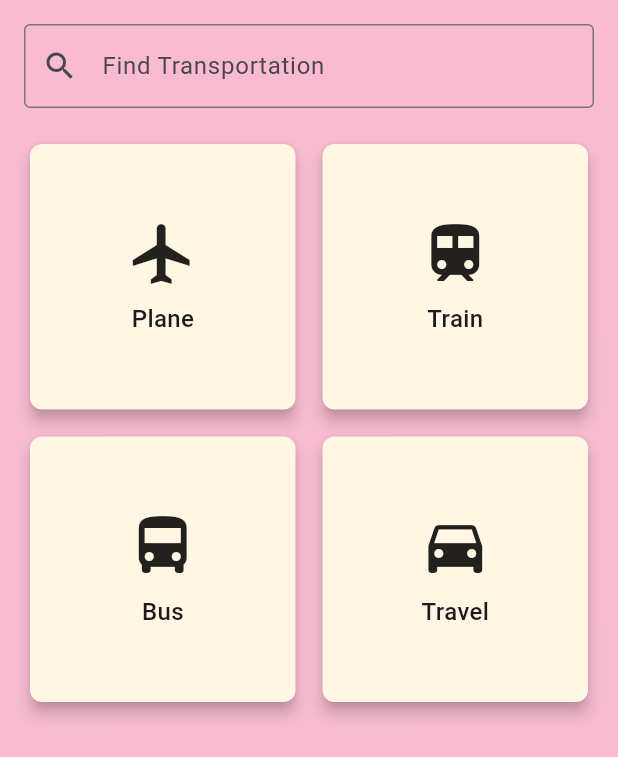
After one commit to irenaaudri/flutter_application_1, a Flutter app: the TransportPage screen opened directly, on a phone screen of 412 x 824 dp. The commit adds this screen. Shown: the top 757 px of the screen. Run offline on Flutter 3.47's test engine with Material 3 defaults, Android fonts, the phone set to English and light mode, and no system bars; network calls fail.

Commit message:
Update nama aplikasi

```diff
--- /dev/null
+++ b/lib/pages/TransportPage.dart
@@ -0,0 +1,64 @@
+import 'package:flutter/material.dart';
+import 'package:flutter_application_1/pages/HomePage.dart';
+import 'package:flutter_application_1/pages/EventPage.dart';
+import 'package:flutter_application_1/pages/ProfilePage.dart';
+import 'package:flutter_application_1/pages/TransportPage.dart';
+
+class TransportPage extends StatelessWidget {
+  final String name;
+
+  const TransportPage({Key? key, required this.name}) : super(key: key);
+
+  @override
+  Widget build(BuildContext context) {
+    return Scaffold(
+
+      body: Padding(
+        padding: const EdgeInsets.all(16),
+        child: Column(
+          children: [
+            const TextField(
+              decoration: InputDecoration(
+                hintText: 'Find Transportation',
+                prefixIcon: Icon(Icons.search),
+                border: OutlineInputBorder(),
+              ),
+            ),
+            const SizedBox(height: 20),
+            Expanded(
+              child: GridView.count(
+                crossAxisCount: 2,
+                crossAxisSpacing: 10,
+                mainAxisSpacing: 10,
+                children: [
+                  _buildGridItem('Plane', Icons.flight, Color(0xFFFFF6E3)),
+                  _buildGridItem('Train', Icons.train, Color(0xFFFFF6E3)),
+                  _buildGridItem('Bus', Icons.directions_bus, Color(0xFFFFF6E3)),
+                  _buildGridItem('Travel', Icons.directions_car, Color(0xFFFFF6E3)),
+                ],
+              ),
+            ),
+          ],
+        ),
+      ),
+    );
+  }
+
+  Widget _buildGridItem(String title, IconData icon, Color color) {
+    return Card(
+      color: color,
+      elevation: 4,
+      shape: RoundedRectangleBorder(borderRadius: BorderRadius.circular(8)),
+      child: Column(
+        mainAxisAlignment: MainAxisAlignment.center,
+        children: [
+          Icon(icon, size: 48),
+          const SizedBox(height: 8),
+          Text(title,
+              style:
+                  const TextStyle(fontSize: 16, fontWeight: FontWeight.w500)),
+        ],
+      ),
+    );
+  }
+}
```
Also changed, not shown: lib/pages/EventPage.dart (added, +102 -0 lines), lib/pages/HomePage.dart (added, +168 -0 lines), lib/pages/LoginPage.dart (+36 -29 lines), lib/pages/ProfilePage.dart (+42 -25 lines).
